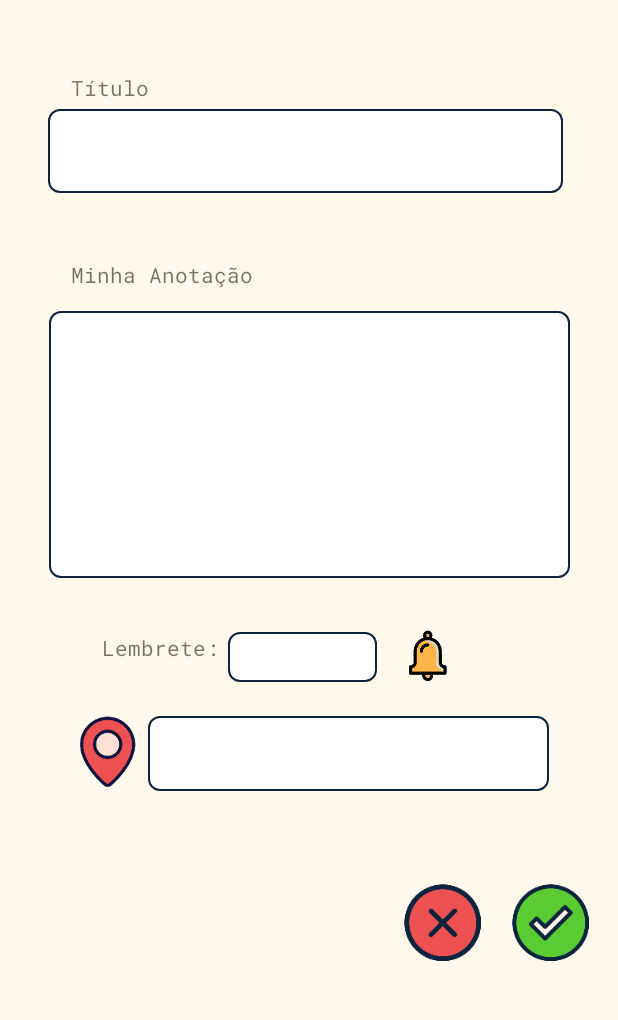
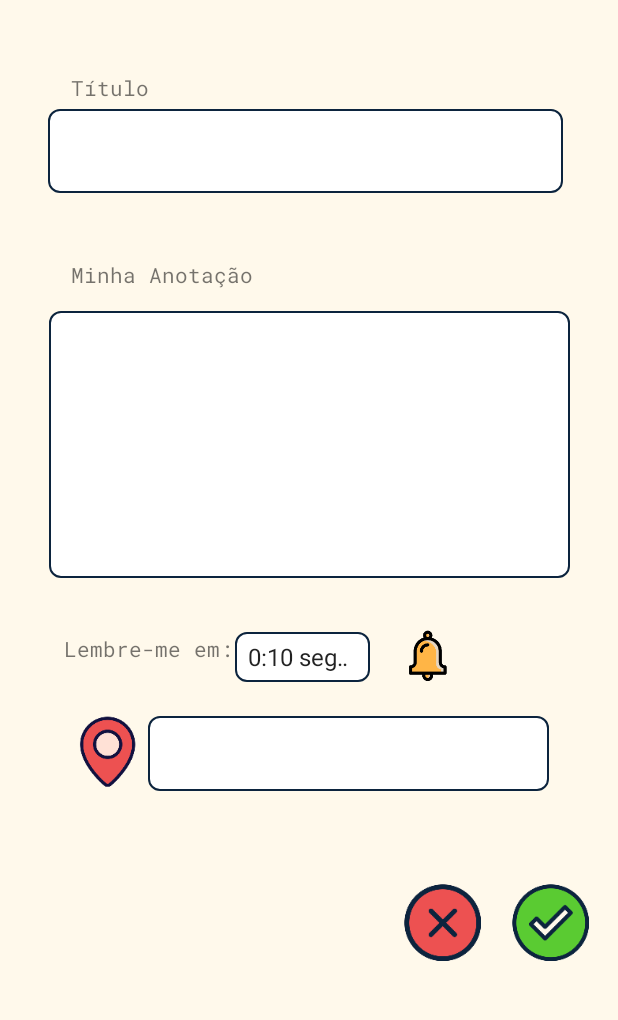
Before and after one commit to Lucas0liveira/Notefull, an Android app: the EdtNotesActivity screen opened directly, with no data from a screen before it, after a tap on an icon or button, on a phone screen of 412 x 824 dp, the part 173-1193 px from its top. Run offline under Robolectric (Android 15) with nearby library versions, the phone set to English and light mode, and no system bars; 2 statements that could not run were skipped.

Commit message:
notificação funcionando correção no db

```diff
--- a/app/src/main/java/com/example/notefull/DatabaseHelper.java
+++ b/app/src/main/java/com/example/notefull/DatabaseHelper.java
@@ -34,7 +34,6 @@ public class DatabaseHelper extends SQLiteOpenHelper {
     private static final String NOTE_COLUMN_TIMER = "timer";
     private static final String NOTE_COLUMN_LATITUDE = "lat";
     private static final String NOTE_COLUMN_LONGITUDE = "lg";
-    private static final String NOTE_COLUMN_DATE =  "date";
 
     public DatabaseHelper(Context context) {
         super(context, DATABASE_NAME, null, DATABASE_VERSION);
@@ -56,8 +55,7 @@ public class DatabaseHelper extends SQLiteOpenHelper {
                 NOTE_COLUMN_BODY + " TEXT NOT NULL, " +
                 NOTE_COLUMN_TIMER + " TEXT NOT NULL, " +
                 NOTE_COLUMN_LATITUDE + " TEXT NOT NULL, " +
-                NOTE_COLUMN_LONGITUDE + " TEXT NOT NULL, " +
-                NOTE_COLUMN_DATE + " TEXT NOT NULL " +
+                NOTE_COLUMN_LONGITUDE + " TEXT NOT NULL " +
                 ")";
 
         db.execSQL(CREATE_USERS_TABLE);
@@ -140,10 +138,8 @@ public class DatabaseHelper extends SQLiteOpenHelper {
             ContentValues values = new ContentValues();
             values.put(NOTE_COLUMN_TITLE, note.getTitle());
             values.put(NOTE_COLUMN_BODY, note.getBody());
-            values.put(NOTE_COLUMN_TIMER, note.getTimer());
             values.put(NOTE_COLUMN_LATITUDE, note.getLat());
             values.put(NOTE_COLUMN_LONGITUDE, note.getLg());
-            values.put(NOTE_COLUMN_DATE, note.getDate());
             values.put(NOTE_COLUMN_USER, userId);
             System.out.println("DB: Nota adicionada, id:" + db.insertOrThrow(NOTE_TABLE_NAME, null, values));
         } catch (Exception e) {
@@ -170,10 +166,8 @@ public class DatabaseHelper extends SQLiteOpenHelper {
             if(cursor.moveToFirst()){
                 note.setTitle(cursor.getString(cursor.getColumnIndex(NOTE_COLUMN_TITLE)));
                 note.setBody(cursor.getString(cursor.getColumnIndex(NOTE_COLUMN_BODY)));
-                note.setDate(cursor.getString(cursor.getColumnIndex(NOTE_COLUMN_DATE)));
                 note.setLat(cursor.getString(cursor.getColumnIndex(NOTE_COLUMN_LATITUDE)));
                 note.setLg(cursor.getString(cursor.getColumnIndex(NOTE_COLUMN_LONGITUDE)));
-                note.setTimer(cursor.getString(cursor.getColumnIndex(NOTE_COLUMN_TIMER)));
             }
         }catch (Exception e){
             Log.d(null, "DB: Erro ao obter anotação");
@@ -193,10 +187,8 @@ public class DatabaseHelper extends SQLiteOpenHelper {
                     note.setId(cursor.getLong(cursor.getColumnIndex(NOTE_COLUMN_ID)));
                     note.setTitle(cursor.getString(cursor.getColumnIndex(NOTE_COLUMN_TITLE)));
                     note.setBody(cursor.getString(cursor.getColumnIndex(NOTE_COLUMN_BODY)));
-                    note.setDate(cursor.getString(cursor.getColumnIndex(NOTE_COLUMN_DATE)));
                     note.setLat(cursor.getString(cursor.getColumnIndex(NOTE_COLUMN_LATITUDE)));
                     note.setLg(cursor.getString(cursor.getColumnIndex(NOTE_COLUMN_LONGITUDE)));
-                    note.setTimer(cursor.getString(cursor.getColumnIndex(NOTE_COLUMN_TIMER)));
                     notes.add(note);
                 } while (cursor.moveToNext());
             }
--- a/app/src/main/java/com/example/notefull/EdtNotesActivity.java
+++ b/app/src/main/java/com/example/notefull/EdtNotesActivity.java
@@ -8,8 +8,11 @@ import android.content.Intent;
 import android.os.Build;
 import android.os.Bundle;
 import android.view.View;
+import android.widget.AdapterView;
+import android.widget.ArrayAdapter;
 import android.widget.Button;
 import android.widget.EditText;
+import android.widget.Spinner;
 import android.widget.Toast;
 
 import androidx.annotation.RequiresApi;
@@ -17,7 +20,9 @@ import androidx.appcompat.app.AppCompatActivity;
 
 import java.time.LocalDateTime;
 
-public class EdtNotesActivity extends AppCompatActivity {
+public class EdtNotesActivity extends AppCompatActivity implements AdapterView.OnItemSelectedListener {
+    private long timeSeconds;
+
     @RequiresApi(api = Build.VERSION_CODES.O)
     @Override
     protected void onCreate(final Bundle savedInstanceState) {
@@ -33,33 +38,43 @@ public class EdtNotesActivity extends AppCompatActivity {
         super.onCreate(savedInstanceState);
         setContentView(R.layout.edt_notes_activity);
 
+
         final EditText edtTitulo = findViewById(R.id.edtNoteTitulo);
         final EditText edtBody = findViewById(R.id.edtNoteBody);
-        final EditText edtLembrete = findViewById(R.id.edtNoteLembrete);
+        final Spinner edtLembrete = findViewById(R.id.edtNoteLembrete);
         final EditText edtLocal = findViewById(R.id.edtNoteLocalization);
         Button btnNotification = findViewById(R.id.btnNoteNotification);
         Button btnConfirm = findViewById(R.id.btnNoteCheck);
         Button btnQuit = findViewById(R.id.btnNoteQuit);
+
+        ArrayAdapter<CharSequence> adapter = ArrayAdapter.createFromResource(this, R.array.horarios, android.R.layout.simple_spinner_item);
+        adapter.setDropDownViewResource(android.R.layout.simple_spinner_dropdown_item);
+        edtLembrete.setAdapter(adapter);
+        edtLembrete.setOnItemSelectedListener(this);
+
 
         DatabaseHelper db = new DatabaseHelper(this);
         Note note = db.getNote(id);
 
         edtTitulo.setText(note.getTitle());
         edtBody.setText(note.getBody());
-        edtLembrete.setText(note.getTimer());
 
         btnNotification.setOnClickListener(new View.OnClickListener() {
+
             public void onClick(View view) {
                 Toast.makeText(EdtNotesActivity.this, "Lembrete Definido!", Toast.LENGTH_SHORT).show();
 
                 Intent intent = new Intent(view.getContext(), Lembrete.class);
                 PendingIntent pendingIntent = PendingIntent.getBroadcast(view.getContext(), 0, intent, 0);
 
+                Intent intentPage = new Intent(EdtNotesActivity.this,
+                        Lembrete.class);
+                PendingIntent pendingIntentPage = PendingIntent.getActivity(
+                        EdtNotesActivity.this, 0, intentPage,0);
+
                 AlarmManager alarmManager = (AlarmManager) getSystemService(ALARM_SERVICE);
 
                 long timeAtButtonClick = System.currentTimeMillis();
-
-                long timeSeconds = 1000 * 1;
 
                 alarmManager.set(AlarmManager.RTC_WAKEUP, timeAtButtonClick + timeSeconds, pendingIntent);
             }
@@ -75,10 +90,8 @@ public class EdtNotesActivity extends AppCompatActivity {
                 Note note = new Note();
                 note.setTitle(edtTitulo.getText().toString());
                 note.setBody(edtBody.getText().toString());
-                note.setTimer(edtLembrete.getText().toString());
                 note.setLat(edtLocal.getText().toString());
                 note.setLg(edtLocal.getText().toString());
-                note.setDate(LocalDateTime.now().toString());
                 db.addNote(note, userId);
                 Toast.makeText(EdtNotesActivity.this, "Nota editada.", Toast.LENGTH_SHORT).show();
 
@@ -94,6 +107,10 @@ public class EdtNotesActivity extends AppCompatActivity {
         });
     }
 
+
+
+
+
     private void createNotificationChannel() {
 
         if (Build.VERSION.SDK_INT >= Build.VERSION_CODES.O) {
@@ -107,4 +124,39 @@ public class EdtNotesActivity extends AppCompatActivity {
             notificationManager.createNotificationChannel(channel);
         }
     }
+
+    @Override
+    public void onItemSelected(AdapterView<?> parent, View view, int position, long l) {
+        String text = parent.getItemAtPosition(position).toString();
+        if (position == 0){
+            timeSeconds = 1000 * 10;
+        }
+        if (position == 1){
+            timeSeconds = 1000 * 30;
+        }
+        if (position == 2){
+            timeSeconds = 1000 * 60;
+        }
+        if (position == 3){
+            timeSeconds = 1000 * 120;
+        }
+        if (position == 4){
+            timeSeconds = 1000 * 300;
+        }
+        if (position == 5){
+            timeSeconds = 1000 * 600;
+        }if (position == 6){
+            timeSeconds = 1000 * 900;
+        }if (position == 7){
+            timeSeconds = 1000 * 1800;
+        }
+
+
+
+    }
+
+    @Override
+    public void onNothingSelected(AdapterView<?> adapterView) {
+
+    }
 }
--- a/app/src/main/java/com/example/notefull/NewNoteActivity.java
+++ b/app/src/main/java/com/example/notefull/NewNoteActivity.java
@@ -37,7 +37,6 @@ public class NewNoteActivity extends AppCompatActivity {
                 Note note = new Note();
                 note.setTitle(edtTitulo.getText().toString());
                 note.setBody(edtBody.getText().toString());
-                note.setTimer(edtLembrete.getText().toString());
                 note.setLat(edtLocalization.getText().toString());
                 note.setLg(edtLocalization.getText().toString());
                 LocalDateTime date = LocalDateTime.now();
--- a/app/src/main/java/com/example/notefull/Note.java
+++ b/app/src/main/java/com/example/notefull/Note.java
@@ -4,13 +4,12 @@ import java.util.Date;
 
 public class Note {
     private long id = -1;
-    private String title, body, timer, lat, lg, date;
+    private String title, body, lat, lg, date;
 
-    public Note(long id, String title, String body, String time, String lat, String lg, String date) {
+    public Note(long id, String title, String body, String lat, String lg, String date) {
         this.id = id;
         this.title = title;
         this.body = body;
-        this.timer = time;
         this.lat = lat;
         this.lg = lg;
         this.date = date;
@@ -30,10 +29,6 @@ public class Note {
 
     public String getBody() {
         return body;
-    }
-
-    public String getTimer() {
-        return timer;
     }
 
     public String getLat() {
@@ -60,10 +55,6 @@ public class Note {
         this.body = body;
     }
 
-    public void setTimer(String timer) {
-        this.timer = timer;
-    }
-
     public void setLat(String lat) {
         this.lat = lat;
     }
--- a/app/src/main/res/layout/edt_notes_activity.xml
+++ b/app/src/main/res/layout/edt_notes_activity.xml
@@ -105,24 +105,22 @@
 
     <TextView
         android:id="@+id/textView17"
-        android:layout_width="84dp"
+        android:layout_width="122dp"
         android:layout_height="34dp"
         android:fontFamily="@font/roboto_mono"
-        android:text="Lembrete:"
+        android:text="Lembre-me em:"
         app:layout_constraintBottom_toBottomOf="parent"
         app:layout_constraintEnd_toEndOf="parent"
-        app:layout_constraintHorizontal_bias="0.207"
+        app:layout_constraintHorizontal_bias="0.148"
         app:layout_constraintStart_toStartOf="parent"
         app:layout_constraintTop_toTopOf="parent"
-        app:layout_constraintVertical_bias="0.68" />
+        app:layout_constraintVertical_bias="0.681" />
 
-    <EditText
+    <Spinner
         android:id="@+id/edtNoteLembrete"
-        android:layout_width="99dp"
+        android:layout_width="90dp"
         android:layout_height="33dp"
         android:background="@drawable/textviewnote"
-        android:ems="10"
-        android:inputType="time"
         app:layout_constraintBottom_toBottomOf="parent"
         app:layout_constraintEnd_toEndOf="parent"
         app:layout_constraintHorizontal_bias="0.487"
--- a/app/src/main/res/values/strings.xml
+++ b/app/src/main/res/values/strings.xml
@@ -1,5 +1,16 @@
 <resources>
     <string name="app_name">Notefull</string>
 
+    <string-array name="horarios">
 
+        <item>0:10 segundos</item>
+        <item>0:30 segundos</item>
+        <item>1:00 minuto</item>
+        <item>2:00 minutos</item>
+        <item>5:00 minutos</item>
+        <item>10:00 minutos</item>
+        <item>15:00 minutos</item>
+        <item>30:00 minutos</item>
+
+    </string-array>
 </resources>
```
